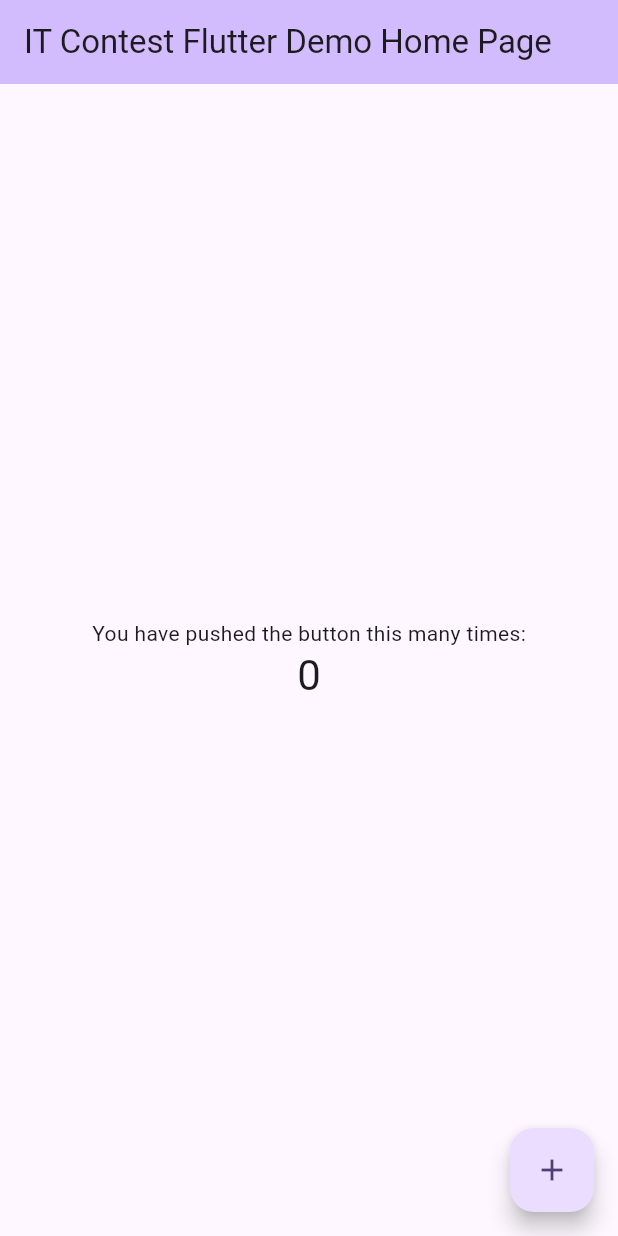
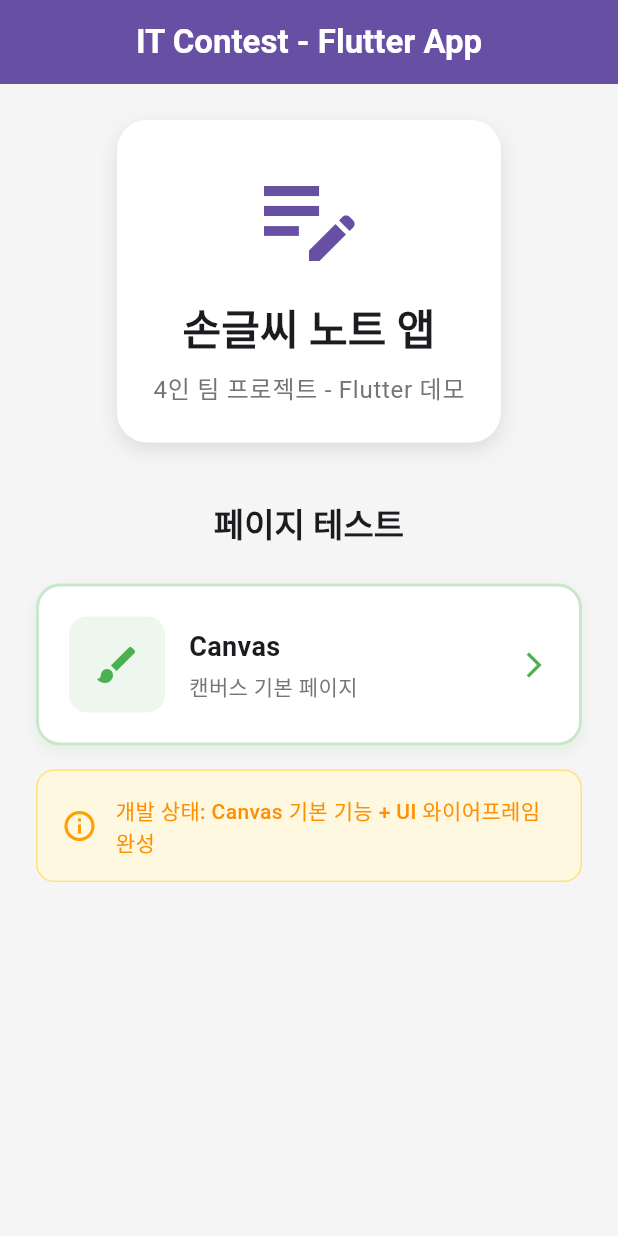
Before and after one commit to tryCatchPing/it-contest, a Flutter app: the screen it shows after launch, on a phone screen of 412 x 824 dp. Run offline on Flutter 3.47's test engine with Material 3 defaults, Android fonts, the phone set to English and light mode, and no system bars; our stand-ins replace go_router.

Commit message:
feat: 기본 테스트 home page 제작 - go_router 사용으로 더 나은 이동 - 메인 페이지에서 테스트 중인 여러 페이지 접근 가능

```diff
--- a/lib/main.dart
+++ b/lib/main.dart
@@ -1,144 +1,31 @@
 import 'package:flutter/material.dart';
+import 'package:go_router/go_router.dart';
 
-/// The main entry point of the application.
-///
-/// This function initializes the Flutter application and runs [MyApp].
-void main() {
-  runApp(const MyApp());
-}
+import 'pages/canvas_page.dart';
+import 'pages/home_page.dart';
 
-/// The root widget of the application.
-///
-/// This is a [StatelessWidget] that serves as the top-level widget
-/// for the entire app, setting up the [MaterialApp] configuration.
+void main() => runApp(const MyApp());
+
+final _router = GoRouter(
+  routes: [
+    GoRoute(
+      path: '/',
+      builder: (context, state) => const HomePage(),
+    ),
+    GoRoute(
+      path: '/canvas',
+      builder: (context, state) => const CanvasPage(),
+    ),
+  ],
+);
+
 class MyApp extends StatelessWidget {
-  /// Creates a [MyApp] widget.
-  ///
-  /// The [key] parameter is passed to the superclass constructor.
   const MyApp({super.key});
 
-  /// Builds the widget tree for this [MyApp].
-  ///
-  /// Returns a [MaterialApp] with the app's theme, title, and home page.
   @override
   Widget build(BuildContext context) {
-    return MaterialApp(
-      title: 'IT Contest Flutter Demo',
-      theme: ThemeData(
-        // This is the theme of your application.
-        //
-        // TRY THIS: Try running your application with "flutter run". You'll see
-        // the application has a purple toolbar. Then, without quitting the app,
-        // try changing the seedColor in the colorScheme below to Colors.green
-        // and then invoke "hot reload" (save your changes or press the "hot
-        // reload" button in a Flutter-supported IDE, or press "r" if you used
-        // the command line to start the app).
-        //
-        // Notice that the counter didn't reset back to zero; the application
-        // state is not lost during the reload. To reset the state, use hot
-        // restart instead.
-        //
-        // This works for code too, not just values: Most code changes can be
-        // tested with just a hot reload.
-        colorScheme: ColorScheme.fromSeed(seedColor: Colors.deepPurple),
-        useMaterial3: true,
-      ),
-      home: const MyHomePage(title: 'IT Contest Flutter Demo Home Page'),
+    return MaterialApp.router(
+      routerConfig: _router,
     );
   }
 }
-
-/// The home page widget that displays the main content.
-///
-/// This is a [StatefulWidget] that shows a counter example
-/// with an app bar and floating action button.
-class MyHomePage extends StatefulWidget {
-  /// Creates a [MyHomePage] widget.
-  ///
-  /// The [title] parameter sets the text displayed in the app bar.
-  /// The [key] parameter is passed to the superclass constructor.
-  const MyHomePage({super.key, required this.title});
-
-  /// The title displayed in the app bar.
-  final String title;
-
-  // This widget is the home page of your application. It is stateful, meaning
-  // that it has a State object (defined below) that contains fields that affect
-  // how it looks.
-
-  // This class is the configuration for the state. It holds the values (in this
-  // case the title) provided by the parent (in this case the App widget) and
-  // used by the build method of the State. Fields in a Widget subclass are
-  // always marked "final".
-
-  @override
-  State<MyHomePage> createState() => _MyHomePageState();
-}
-
-class _MyHomePageState extends State<MyHomePage> {
-  int _counter = 0;
-
-  void _incrementCounter() {
-    setState(() {
-      // This call to setState tells the Flutter framework that something has
-      // changed in this State, which causes it to rerun the build method below
-      // so that the display can reflect the updated values. If we changed
-      // _counter without calling setState(), then the build method would not be
-      // called again, and so nothing would appear to happen.
-      _counter++;
-    });
-  }
-
-  @override
-  Widget build(BuildContext context) {
-    // This method is rerun every time setState is called, for instance as done
-    // by the _incrementCounter method above.
-    //
-    // The Flutter framework has been optimized to make rerunning build methods
-    // fast, so that you can just rebuild anything that needs updating rather
-    // than having to individually change instances of widgets.
-    return Scaffold(
-      appBar: AppBar(
-        // TRY THIS: Try changing the color here to a specific color (to
-        // Colors.amber, perhaps?) and trigger a hot reload to see the AppBar
-        // change color while the other colors stay the same.
-        backgroundColor: Theme.of(context).colorScheme.inversePrimary,
-        // Here we take the value from the MyHomePage object that was created by
-        // the App.build method, and use it to set our appbar title.
-        title: Text(widget.title),
-      ),
-      body: Center(
-        // Center is a layout widget. It takes a single child and positions it
-        // in the middle of the parent.
-        child: Column(
-          // Column is also a layout widget. It takes a list of children and
-          // arranges them vertically. By default, it sizes itself to fit its
-          // children horizontally, and tries to be as tall as its parent.
-          //
-          // Column has various properties to control how it sizes itself and
-          // how it positions its children. Here we use mainAxisAlignment to
-          // center the children vertically; the main axis here is the vertical
-          // axis because Columns are vertical (the cross axis would be
-          // horizontal).
-          //
-          // TRY THIS: Invoke "debug painting" (choose the "Toggle Debug Paint"
-          // action in the IDE, or press "p" in the console), to see the
-          // wireframe for each widget.
-          mainAxisAlignment: MainAxisAlignment.center,
-          children: <Widget>[
-            const Text('You have pushed the button this many times:'),
-            Text(
-              '$_counter',
-              style: Theme.of(context).textTheme.headlineMedium,
-            ),
-          ],
-        ),
-      ),
-      floatingActionButton: FloatingActionButton(
-        onPressed: _incrementCounter,
-        tooltip: 'Increment',
-        child: const Icon(Icons.add),
-      ), // This trailing comma makes auto-formatting nicer for build methods.
-    );
-  }
-}
--- /dev/null
+++ b/lib/pages/home_page.dart
@@ -0,0 +1,256 @@
+import 'package:flutter/material.dart';
+import 'package:go_router/go_router.dart';
+
+/// 🏠 테스트용 홈페이지
+///
+/// 이 페이지는 앱의 시작점으로, 다른 페이지들로 이동할 수 있는
+/// 네비게이션 허브 역할을 합니다.
+///
+/// 📱 동작 방식:
+/// 1. 앱 실행 시 main.dart에서 '/' 라우트로 이 페이지가 먼저 표시됨
+/// 2. 사용자가 버튼을 누르면 context.push()로 다른 페이지로 이동
+/// 3. 다른 페이지에서 뒤로가기를 누르면 다시 이 홈페이지로 돌아옴
+class HomePage extends StatelessWidget {
+  const HomePage({super.key});
+
+  @override
+  Widget build(BuildContext context) {
+    return Scaffold(
+      backgroundColor: Colors.grey[100],
+      appBar: AppBar(
+        title: const Text(
+          'IT Contest - Flutter App',
+          style: TextStyle(
+            fontWeight: FontWeight.bold,
+            color: Colors.white,
+          ),
+        ),
+        backgroundColor: const Color(0xFF6750A4),
+        elevation: 0,
+        centerTitle: true,
+      ),
+      body: SafeArea(
+        child: Padding(
+          padding: const EdgeInsets.all(24.0),
+          child: SingleChildScrollView(
+            child: Column(
+              mainAxisAlignment: MainAxisAlignment.center,
+              children: [
+                // 🎯 앱 로고/타이틀 영역
+                Container(
+                  padding: const EdgeInsets.all(24),
+                  decoration: BoxDecoration(
+                    color: Colors.white,
+                    borderRadius: BorderRadius.circular(20),
+                    boxShadow: [
+                      BoxShadow(
+                        color: Colors.black.withValues(alpha: 0.1),
+                        blurRadius: 10,
+                        offset: const Offset(0, 5),
+                      ),
+                    ],
+                  ),
+                  child: Column(
+                    children: [
+                      const Icon(
+                        Icons.edit_note,
+                        size: 80,
+                        color: Color(0xFF6750A4),
+                      ),
+                      const SizedBox(height: 16),
+                      Text(
+                        '손글씨 노트 앱',
+                        style: Theme.of(context).textTheme.headlineMedium
+                            ?.copyWith(
+                              fontWeight: FontWeight.bold,
+                              color: const Color(0xFF1C1B1F),
+                            ),
+                      ),
+                      const SizedBox(height: 8),
+                      Text(
+                        '4인 팀 프로젝트 - Flutter 데모',
+                        style: Theme.of(context).textTheme.bodyLarge?.copyWith(
+                          color: Colors.grey[600],
+                        ),
+                      ),
+                    ],
+                  ),
+                ),
+
+                const SizedBox(height: 40),
+
+                // 📱 페이지 네비게이션 버튼들
+                Text(
+                  '페이지 테스트',
+                  style: Theme.of(context).textTheme.titleLarge?.copyWith(
+                    fontWeight: FontWeight.w600,
+                    color: const Color(0xFF1C1B1F),
+                  ),
+                ),
+
+                const SizedBox(height: 24),
+
+                // 🎨 1. Canvas 페이지 버튼
+                //
+                // 💡 동작 설명:
+                // - 사용자가 이 카드를 탭하면 onTap 콜백이 실행됨
+                // - context.push('/canvas')가 호출됨 (go_router 사용)
+                // - main.dart의 routes에서 '/canvas' 경로를 찾음
+                // - CanvasPage() 위젯이 생성되어 화면에 표시됨
+                // - 새 페이지가 현재 페이지(HomePage) 위에 스택처럼 쌓임
+                _buildNavigationCard(
+                  context: context,
+                  icon: Icons.brush,
+                  title: 'Canvas',
+                  subtitle: '캔버스 기본 페이지',
+                  color: const Color(0xFF4CAF50),
+                  onTap: () {
+                    // 🚀 go_router 네비게이션 동작:
+                    // 1. '/canvas' 라우트로 이동 요청
+                    // 2. main.dart의 GoRouter에서 해당 라우트를 찾아 CanvasPage 생성
+                    // 3. 새 페이지가 현재 페이지 위에 Push됨 (스택 구조)
+                    // 4. 사용자에게는 새 화면이 나타나는 것처럼 보임
+                    print('🎨 Canvas Page로 이동 중...');
+                    context.push('/canvas');
+                  },
+                ),
+
+                const SizedBox(height: 16),
+
+                // 📊 프로젝트 정보
+                Container(
+                  padding: const EdgeInsets.all(16),
+                  decoration: BoxDecoration(
+                    color: Colors.amber[50],
+                    borderRadius: BorderRadius.circular(12),
+                    border: Border.all(color: Colors.amber[200]!),
+                  ),
+                  child: Row(
+                    children: [
+                      Icon(
+                        Icons.info_outline,
+                        color: Colors.amber[700],
+                      ),
+                      const SizedBox(width: 12),
+                      Expanded(
+                        child: Text(
+                          '개발 상태: Canvas 기본 기능 + UI 와이어프레임 완성',
+                          style: TextStyle(
+                            fontSize: 14,
+                            color: Colors.amber[800],
+                            fontWeight: FontWeight.w500,
+                          ),
+                        ),
+                      ),
+                    ],
+                  ),
+                ),
+              ],
+            ),
+          ),
+        ),
+      ),
+    );
+  }
+
+  /// 🎯 네비게이션 카드 위젯
+  ///
+  /// 이 위젯은 각 페이지로 이동하는 버튼을 만들어줍니다.
+  ///
+  /// 📱 매개변수 설명:
+  /// - context: 현재 위젯의 BuildContext (네비게이션에 필요)
+  /// - icon: 카드에 표시할 아이콘
+  /// - title: 카드의 제목 텍스트
+  /// - subtitle: 카드의 설명 텍스트
+  /// - color: 카드의 테마 색상
+  /// - onTap: 카드를 탭했을 때 실행할 함수 (VoidCallback)
+  ///
+  /// 🔄 동작 과정:
+  /// 1. 사용자가 카드를 터치
+  /// 2. GestureDetector가 터치 이벤트 감지
+  /// 3. onTap 콜백 함수 실행
+  /// 4. context.push()를 통해 새 페이지로 이동 (go_router)
+  Widget _buildNavigationCard({
+    required BuildContext context,
+    required IconData icon,
+    required String title,
+    required String subtitle,
+    required Color color,
+    required VoidCallback onTap, // 👆 이 함수가 버튼 동작을 정의함
+  }) {
+    return GestureDetector(
+      // 🖱️ GestureDetector: 사용자의 터치/탭을 감지하는 위젯
+      // onTap에 전달된 함수가 사용자가 카드를 탭했을 때 실행됩니다.
+      onTap: onTap,
+      child: AnimatedContainer(
+        // 🎭 AnimatedContainer: 터치 시 부드러운 애니메이션 효과
+        duration: const Duration(milliseconds: 200),
+        padding: const EdgeInsets.all(20),
+        decoration: BoxDecoration(
+          color: Colors.white,
+          borderRadius: BorderRadius.circular(16),
+          border: Border.all(color: color.withValues(alpha: 0.3), width: 2),
+          boxShadow: [
+            BoxShadow(
+              color: color.withValues(alpha: 0.1),
+              blurRadius: 8,
+              offset: const Offset(0, 4),
+            ),
+          ],
+        ),
+        child: Row(
+          children: [
+            // 아이콘
+            Container(
+              padding: const EdgeInsets.all(16),
+              decoration: BoxDecoration(
+                color: color.withValues(alpha: 0.1),
+                borderRadius: BorderRadius.circular(12),
+              ),
+              child: Icon(
+                icon,
+                size: 32,
+                color: color,
+              ),
+            ),
+
+            const SizedBox(width: 16),
+
+            // 텍스트 정보
+            Expanded(
+              child: Column(
+                crossAxisAlignment: CrossAxisAlignment.start,
+                children: [
+                  Text(
+                    title,
+                    style: const TextStyle(
+                      fontSize: 18,
+                      fontWeight: FontWeight.bold,
+                      color: Color(0xFF1C1B1F),
+                    ),
+                  ),
+                  const SizedBox(height: 4),
+                  Text(
+                    subtitle,
+                    style: TextStyle(
+                      fontSize: 14,
+                      color: Colors.grey[600],
+                      height: 1.3,
+                    ),
+                  ),
+                ],
+              ),
+            ),
+
+            // 화살표 아이콘
+            Icon(
+              Icons.arrow_forward_ios,
+              size: 20,
+              color: color,
+            ),
+          ],
+        ),
+      ),
+    );
+  }
+}
```
Also changed, not shown: pubspec.yaml (+6 -3 lines).
